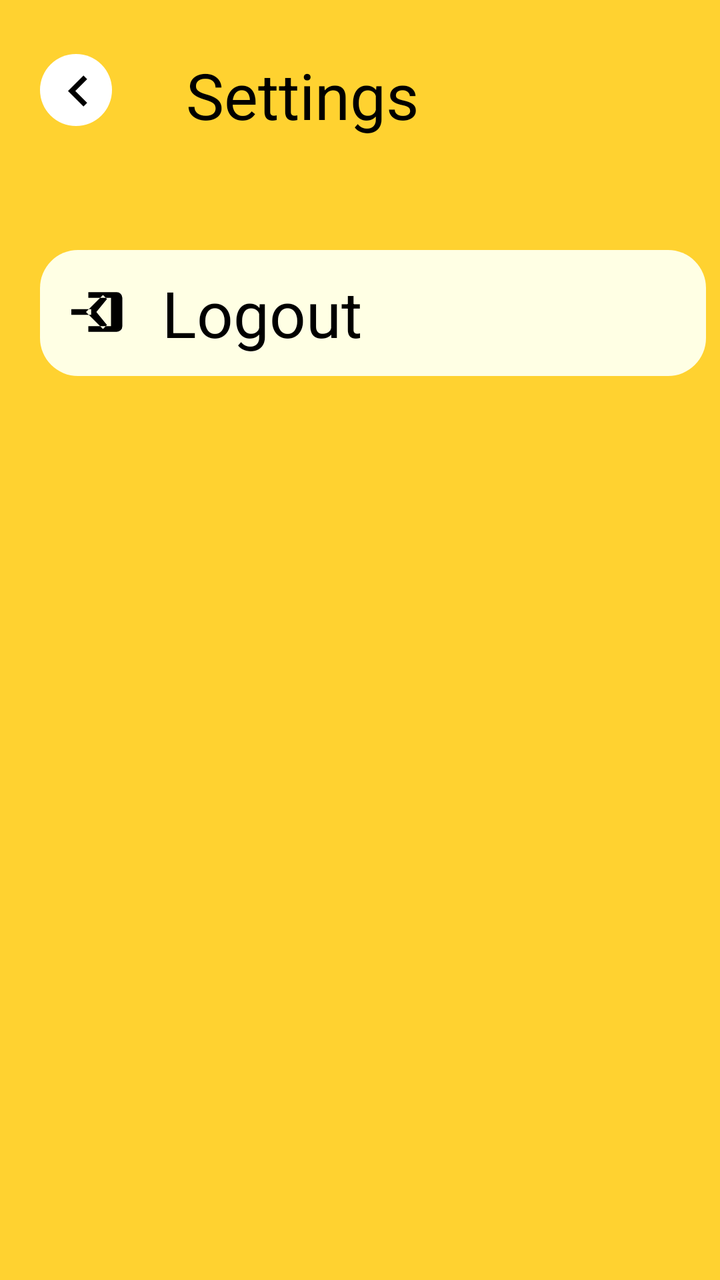
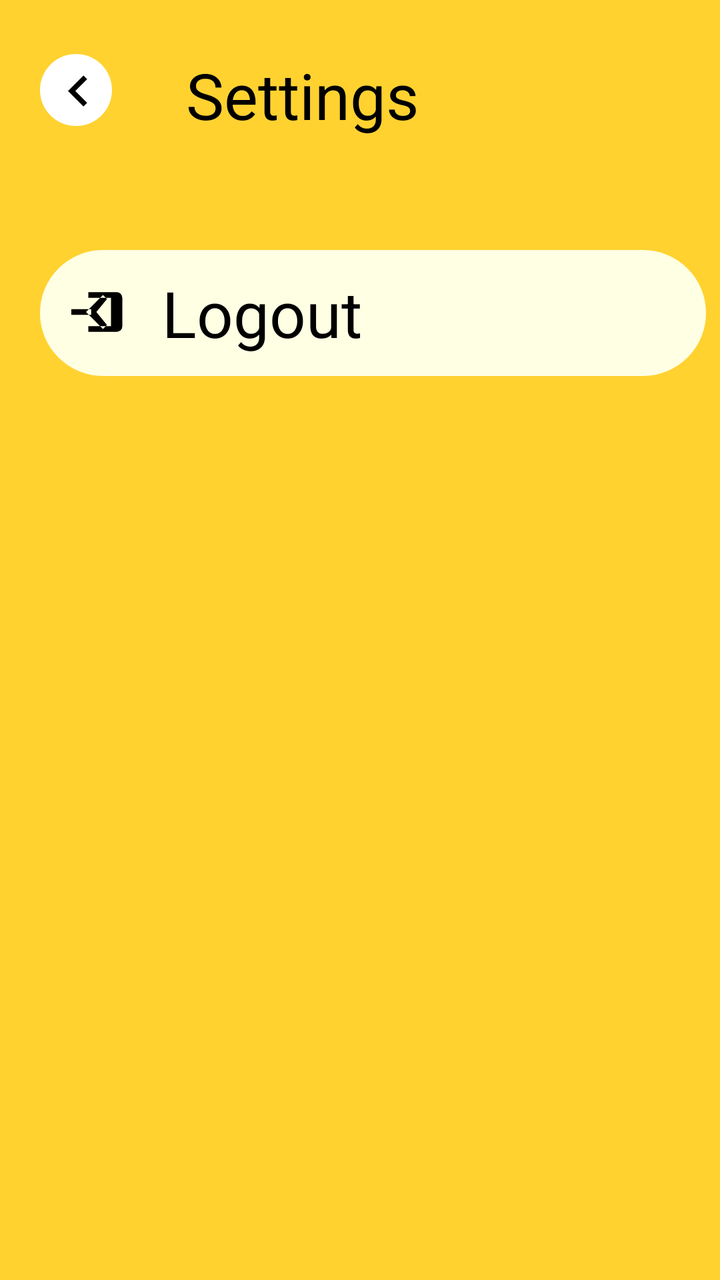

Screens rendered from an Android XML layout before and after an edit, with the pre-edit source and the edit as a unified diff.
<!-- AndroidManifest.xml: application theme Theme.Expo -->
<!-- res/layout/activity_setting.xml -->
<?xml version="1.0" encoding="utf-8"?>
<RelativeLayout
    xmlns:android="http://schemas.android.com/apk/res/android"
    android:layout_width="match_parent"
    android:layout_height="match_parent"
    android:background="#FFD230">

    
    <View
        android:layout_width="36dp"
        android:layout_height="36dp"
        android:layout_marginStart="20dp"
        android:layout_marginTop="27dp"
        android:background="@drawable/circle_white" />

    
    <ImageView
        android:id="@+id/arrow_icon"
        android:layout_width="38dp"
        android:layout_height="31dp"
        android:layout_marginStart="20dp"
        android:layout_marginTop="30dp"
        android:src="@drawable/arrow_icon" />

    

    
    <TextView
        android:id="@+id/settings_text"
        android:layout_width="wrap_content"
        android:layout_height="wrap_content"
        android:layout_marginStart="93dp"
        android:layout_marginTop="26dp"
        android:fontFamily="sans-serif"
        android:text="Settings"
        android:textColor="#000000"
        android:textSize="32sp" />

    <RelativeLayout
        android:id="@+id/lockout_button"
        android:layout_width="333dp"
        android:layout_height="63dp"
        android:layout_marginStart="20dp"
        android:layout_marginTop="125dp"
        android:background="@drawable/rounded_button">

        
        <ImageView
            android:id="@+id/logout_icon"
            android:layout_width="34dp"
            android:layout_height="34dp"
            android:layout_marginStart="10dp"
            android:layout_marginTop="14dp"
            android:src="@drawable/logout_icon" />

        
    </RelativeLayout>

    <TextView
        android:id="@+id/logout_text"
        android:layout_width="wrap_content"
        android:layout_height="wrap_content"
        android:layout_gravity="center"
        android:layout_marginStart="81dp"
        android:layout_marginTop="135dp"
        android:fontFamily="sans-serif"
        android:text="Logout"
        android:textColor="#000000"
        android:textSize="32sp" />
</RelativeLayout>
<!-- resources referenced by this layout -->
<resources>
  <!-- drawable arrow_icon (drawable) -->
  <vector xmlns:android="http://schemas.android.com/apk/res/android"
      android:width="24dp"
      android:height="24dp"
      android:viewportWidth="24"
      android:radius="15dp"
      android:viewportHeight="24">
  
      <path
          android:fillColor="#000000"
          android:pathData="M15.41,16.59L10.83,12l4.58,-4.59L14,6l-6,6 6,6z" />
  </vector>
  <!-- drawable circle_white (drawable) -->
  <shape xmlns:android="http://schemas.android.com/apk/res/android">
      <solid android:color="#FFFFFF" />
      <corners android:radius="38dp" />
  </shape>
  <!-- drawable logout_icon (drawable) -->
  <vector xmlns:android="http://schemas.android.com/apk/res/android"
      android:width="34dp"
      android:height="34dp"
      android:viewportWidth="24"
      android:viewportHeight="24">
      <path
          android:fillColor="#000000"
          android:pathData="M16.59,7.41L15.17,6l-6,6 6,6 1.41,-1.41L12.83,12ZM20,19H10v-2h8v-10H10V5h10a2,2 0,0 1,2,2v10A2,2 0,0 1,20,19ZM4,11H11v2H4z" />
  </vector>
  <!-- drawable rounded_button (drawable) -->
  <shape xmlns:android="http://schemas.android.com/apk/res/android">
      <solid android:color="#FFFFE4" />
      <corners android:radius="19dp" />
  </shape>
  <style name="Theme.Expo" parent="Base.Theme.Expo" />
  <style name="Base.Theme.Expo" parent="Theme.Material3.DayNight.NoActionBar">
          
          
      </style>
</resources>

<!-- the commit's change to res/layout/activity_setting.xml (unified diff, before → after) -->
@@ -5,7 +5,6 @@
     android:layout_height="match_parent"
     android:background="#FFD230">
 
-    
     <View
         android:layout_width="36dp"
         android:layout_height="36dp"
@@ -13,7 +12,6 @@
         android:layout_marginTop="27dp"
         android:background="@drawable/circle_white" />
 
-    
     <ImageView
         android:id="@+id/arrow_icon"
         android:layout_width="38dp"
@@ -22,9 +20,6 @@
         android:layout_marginTop="30dp"
         android:src="@drawable/arrow_icon" />
 
-    
-
-    
     <TextView
         android:id="@+id/settings_text"
         android:layout_width="wrap_content"
@@ -44,7 +39,6 @@
         android:layout_marginTop="125dp"
         android:background="@drawable/rounded_button">
 
-        
         <ImageView
             android:id="@+id/logout_icon"
             android:layout_width="34dp"
@@ -53,7 +47,6 @@
             android:layout_marginTop="14dp"
             android:src="@drawable/logout_icon" />
 
-        
     </RelativeLayout>
 
     <TextView
<!-- resource entries referenced after the edit -->
@@ -30,7 +30,7 @@
   <!-- drawable rounded_button (drawable) -->
   <shape xmlns:android="http://schemas.android.com/apk/res/android">
       <solid android:color="#FFFFE4" />
-      <corners android:radius="19dp" />
+      <corners android:radius="39dp" />
   </shape>
   <style name="Theme.Expo" parent="Base.Theme.Expo" />
   <style name="Base.Theme.Expo" parent="Theme.Material3.DayNight.NoActionBar">
